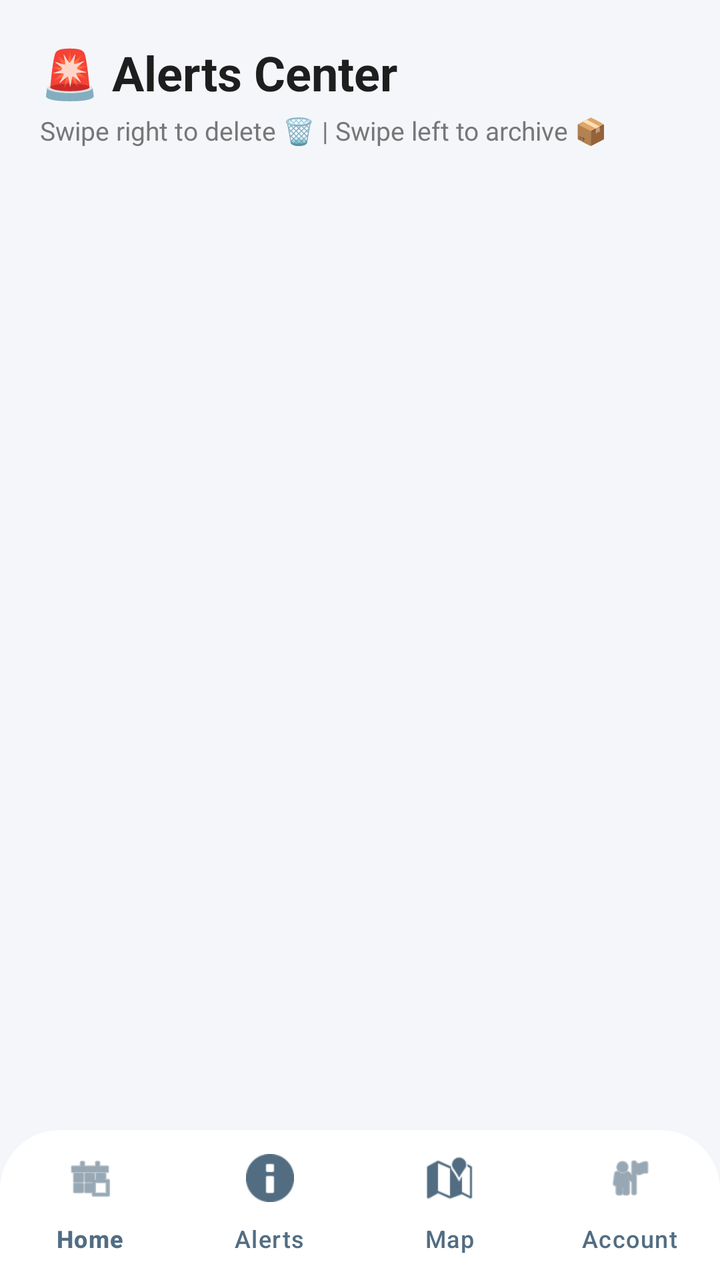
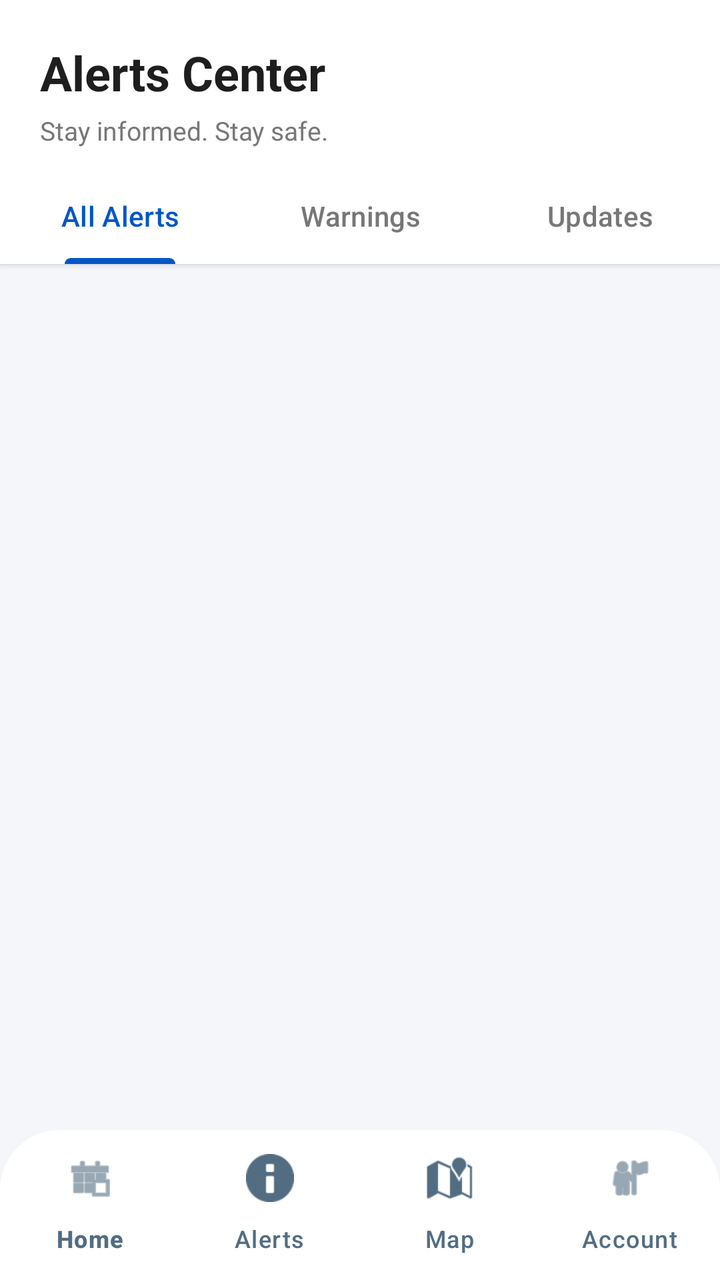

The first picture is an Android layout as it rendered before a commit; the second is the same layout after the commit. The layout source and the unified diff follow.
<!-- AndroidManifest.xml: application theme Theme.Crises -->
<!-- res/layout/activity_alerts.xml -->
<?xml version="1.0" encoding="utf-8"?>
<RelativeLayout xmlns:android="http://schemas.android.com/apk/res/android"
    xmlns:app="http://schemas.android.com/apk/res-auto"
    android:id="@+id/main"
    android:layout_width="match_parent"
    android:layout_height="match_parent"
    android:background="#F4F6FA">

    <LinearLayout
        android:id="@+id/header"
        android:layout_width="match_parent"
        android:layout_height="wrap_content"
        android:orientation="vertical"
        android:padding="20dp">

        <TextView
            android:layout_width="wrap_content"
            android:layout_height="wrap_content"
            android:text="🚨 Alerts Center"
            android:textSize="24sp"
            android:textStyle="bold"
            android:textColor="#1E1E1E" />

        <TextView
            android:layout_width="wrap_content"
            android:layout_height="wrap_content"
            android:text="Swipe right to delete 🗑 | Swipe left to archive 📦"
            android:textSize="13sp"
            android:textColor="#777"
            android:layout_marginTop="4dp" />
    </LinearLayout>


    <androidx.recyclerview.widget.RecyclerView
        android:id="@+id/recyclerAlerts"
        android:layout_width="match_parent"
        android:layout_height="match_parent"
        android:layout_below="@id/header"
        android:layout_above="@id/bottomNavigation"
        android:padding="16dp"
        android:clipToPadding="false" />


    <com.google.android.material.bottomnavigation.BottomNavigationView
        android:id="@+id/bottomNavigation"
        android:layout_width="match_parent"
        android:layout_height="75dp"
        android:layout_alignParentBottom="true"
        android:background="@drawable/footer_background"
        app:itemIconTint="#526D82"
        app:itemTextColor="#526D82"
        app:labelVisibilityMode="labeled"
        app:menu="@menu/bottom_nav_menu"
        app:elevation="12dp" />

</RelativeLayout>
<!-- resources referenced by this layout -->
<resources>
  <!-- drawable footer_background (drawable) -->
  <?xml version="1.0" encoding="utf-8"?>
  <shape xmlns:android="http://schemas.android.com/apk/res/android">
      <solid android:color="#FFFFFF" />
      <corners
          android:topLeftRadius="30dp"
          android:topRightRadius="30dp" />
  </shape>
  <style name="Theme.Crises" parent="Base.Theme.Crises" />
  <style name="Base.Theme.Crises" parent="Theme.Material3.DayNight.NoActionBar">
  
      </style>
</resources>

<!-- the commit's change to res/layout/activity_alerts.xml (unified diff, before → after) -->
@@ -7,39 +7,78 @@
     android:background="#F4F6FA">
 
     <LinearLayout
-        android:id="@+id/header"
+        android:id="@+id/headerContainer"
         android:layout_width="match_parent"
         android:layout_height="wrap_content"
         android:orientation="vertical"
-        android:padding="20dp">
+        android:background="#FFFFFF"
+        android:elevation="2dp">
 
-        <TextView
-            android:layout_width="wrap_content"
+        <LinearLayout
+            android:layout_width="match_parent"
             android:layout_height="wrap_content"
-            android:text="🚨 Alerts Center"
-            android:textSize="24sp"
-            android:textStyle="bold"
-            android:textColor="#1E1E1E" />
+            android:orientation="vertical"
+            android:paddingStart="20dp"
+            android:paddingEnd="20dp"
+            android:paddingTop="20dp"
+            android:paddingBottom="10dp">
 
-        <TextView
-            android:layout_width="wrap_content"
+            <TextView
+                android:layout_width="wrap_content"
+                android:layout_height="wrap_content"
+                android:text="Alerts Center"
+                android:textSize="24sp"
+                android:textStyle="bold"
+                android:textColor="#1E1E1E" />
+
+            <TextView
+                android:layout_width="wrap_content"
+                android:layout_height="wrap_content"
+                android:text="Stay informed. Stay safe."
+                android:textSize="13sp"
+                android:textColor="#777"
+                android:layout_marginTop="4dp" />
+        </LinearLayout>
+
+        <com.google.android.material.tabs.TabLayout
+            android:id="@+id/tabFilters"
+            android:layout_width="match_parent"
             android:layout_height="wrap_content"
-            android:text="Swipe right to delete 🗑 | Swipe left to archive 📦"
-            android:textSize="13sp"
-            android:textColor="#777"
-            android:layout_marginTop="4dp" />
+            app:tabMode="fixed"
+            app:tabGravity="fill"
+            app:tabSelectedTextColor="#0056C6"
+            app:tabTextColor="#777777"
+            app:tabIndicatorColor="#0056C6"
+            app:tabIndicatorHeight="3dp"
+            app:tabRippleColor="@android:color/transparent"
+            android:background="#FFFFFF">
+
+            <com.google.android.material.tabs.TabItem
+                android:layout_width="wrap_content"
+                android:layout_height="wrap_content"
+                android:text="All Alerts" />
+
+            <com.google.android.material.tabs.TabItem
+                android:layout_width="wrap_content"
+                android:layout_height="wrap_content"
+                android:text="Warnings" />
+
+            <com.google.android.material.tabs.TabItem
+                android:layout_width="wrap_content"
+                android:layout_height="wrap_content"
+                android:text="Updates" />
+        </com.google.android.material.tabs.TabLayout>
+
     </LinearLayout>
-
 
     <androidx.recyclerview.widget.RecyclerView
         android:id="@+id/recyclerAlerts"
         android:layout_width="match_parent"
         android:layout_height="match_parent"
-        android:layout_below="@id/header"
+        android:layout_below="@id/headerContainer"
         android:layout_above="@id/bottomNavigation"
         android:padding="16dp"
         android:clipToPadding="false" />
-
 
     <com.google.android.material.bottomnavigation.BottomNavigationView
         android:id="@+id/bottomNavigation"
